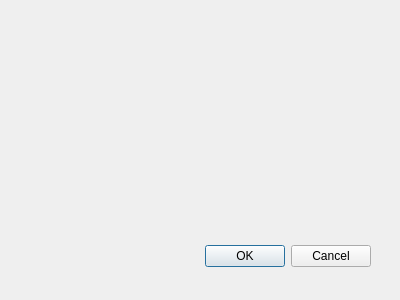
The window that tellae_services_dialog_base.ui (tellae/qgis-tellae-plugin) describes before a commit, drawn with Qt 5.
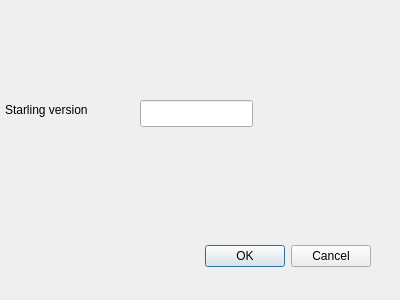
The same window after the commit.

Commit message: display starling version

Patch:
```diff
--- a/tellae_services_dialog_base.ui
+++ b/tellae_services_dialog_base.ui
@@ -28,6 +28,29 @@
     <set>QDialogButtonBox::Cancel|QDialogButtonBox::Ok</set>
    </property>
   </widget>
+  <widget class="QLineEdit" name="lineEdit">
+   <property name="geometry">
+    <rect>
+     <x>140</x>
+     <y>100</y>
+     <width>113</width>
+     <height>27</height>
+    </rect>
+   </property>
+  </widget>
+  <widget class="QLabel" name="label">
+   <property name="geometry">
+    <rect>
+     <x>5</x>
+     <y>100</y>
+     <width>111</width>
+     <height>20</height>
+    </rect>
+   </property>
+   <property name="text">
+    <string>Starling version</string>
+   </property>
+  </widget>
  </widget>
  <resources/>
  <connections>
```
Left out of the diff: 41 changed lines with no effect on the pictures. The commit also changes 2 other files.
